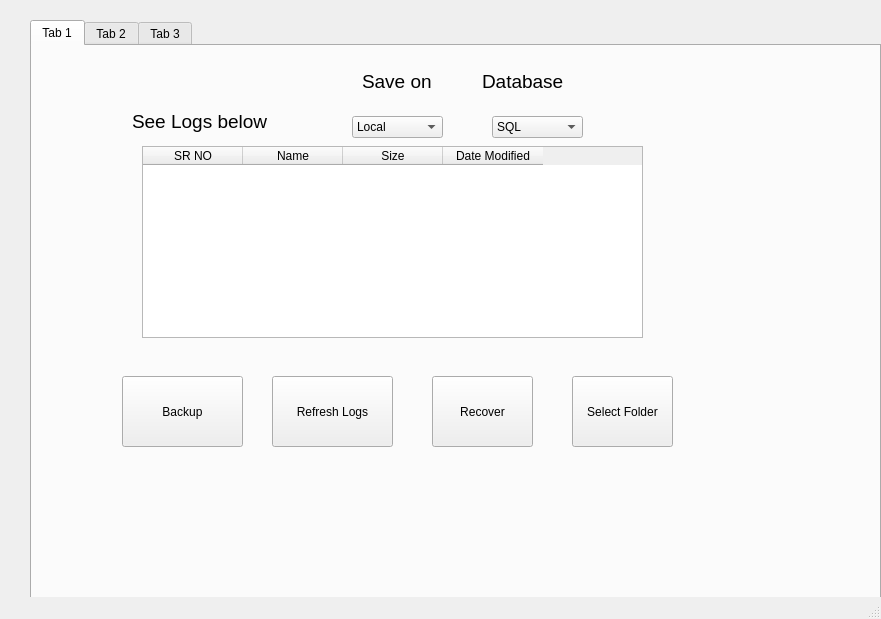
Above: BRC Python/main.ui from siddh34/BRC-System before the change. Below: the same form after it.
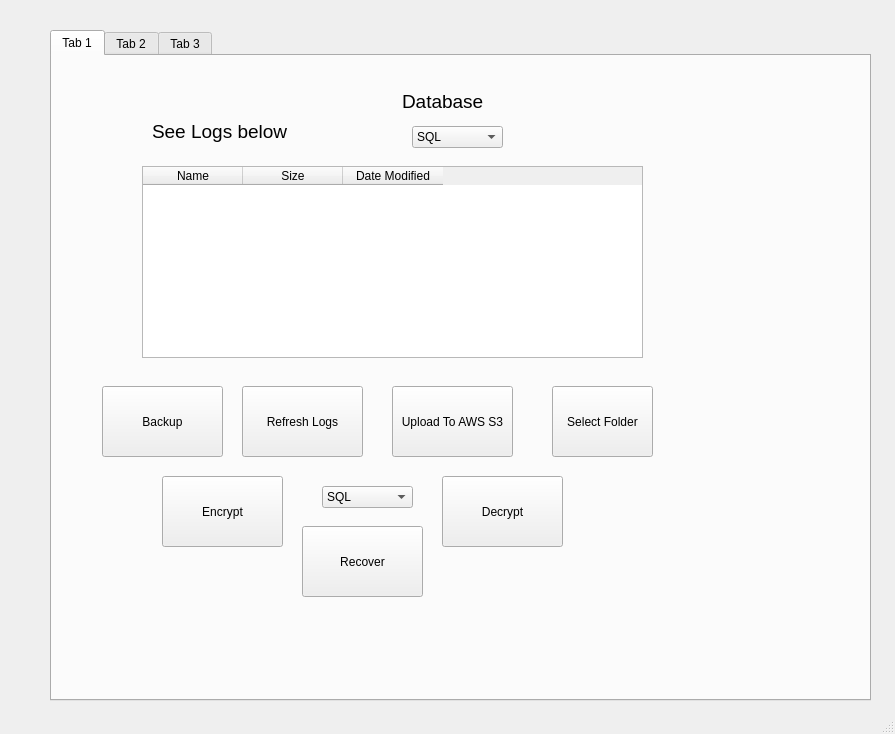
That is the form after the change.

Commit message: Added Upload to AWS function

What changed in the file:
```diff
--- a/BRC Python/main.ui
+++ b/BRC Python/main.ui
@@ -6,8 +6,8 @@
    <rect>
     <x>0</x>
     <y>0</y>
-    <width>881</width>
-    <height>619</height>
+    <width>895</width>
+    <height>734</height>
    </rect>
   </property>
   <property name="windowTitle">
@@ -17,10 +17,10 @@
    <widget class="QTabWidget" name="tabWidget_3">
     <property name="geometry">
      <rect>
-      <x>30</x>
-      <y>20</y>
-      <width>851</width>
-      <height>591</height>
+      <x>50</x>
+      <y>30</y>
+      <width>821</width>
+      <height>671</height>
      </rect>
     </property>
     <property name="currentIndex">
@@ -33,17 +33,12 @@
      <widget class="QTableWidget" name="Logs_4">
       <property name="geometry">
        <rect>
-        <x>110</x>
-        <y>100</y>
+        <x>90</x>
+        <y>110</y>
         <width>501</width>
         <height>192</height>
        </rect>
       </property>
-      <column>
-       <property name="text">
-        <string>SR NO</string>
-       </property>
-      </column>
       <column>
        <property name="text">
         <string>Name</string>
@@ -63,9 +58,9 @@
      <widget class="QPushButton" name="Recover_4">
       <property name="geometry">
        <rect>
-        <x>400</x>
-        <y>330</y>
-        <width>101</width>
+        <x>250</x>
+        <y>470</y>
+        <width>121</width>
         <height>71</height>
        </rect>
       </property>
@@ -76,7 +71,7 @@
      <widget class="QPushButton" name="Backup_4">
       <property name="geometry">
        <rect>
-        <x>90</x>
+        <x>50</x>
         <y>330</y>
         <width>121</width>
         <height>71</height>
@@ -92,8 +87,8 @@
      <widget class="QLabel" name="DatabaseLabel_4">
       <property name="geometry">
        <rect>
-        <x>450</x>
-        <y>20</y>
+        <x>350</x>
+        <y>30</y>
         <width>111</width>
         <height>31</height>
        </rect>
@@ -107,26 +102,6 @@
        <string>Database</string>
       </property>
      </widget>
-     <widget class="QComboBox" name="SaveOn_4">
-      <property name="geometry">
-       <rect>
-        <x>320</x>
-        <y>70</y>
-        <width>91</width>
-        <height>22</height>
-       </rect>
-      </property>
-      <item>
-       <property name="text">
-        <string>Local</string>
-       </property>
-      </item>
-      <item>
-       <property name="text">
-        <string>AWS</string>
-       </property>
-      </item>
-     </widget>
      <widget class="QLabel" name="LogsLabel_4">
       <property name="geometry">
        <rect>
@@ -145,28 +120,10 @@
        <string>See Logs below </string>
       </property>
      </widget>
-     <widget class="QLabel" name="SaveOnLabel_4">
-      <property name="geometry">
-       <rect>
-        <x>330</x>
-        <y>20</y>
-        <width>91</width>
-        <height>31</height>
-       </rect>
-      </property>
-      <property name="font">
-       <font>
-        <pointsize>14</pointsize>
-       </font>
-      </property>
-      <property name="text">
-       <string>Save on</string>
-      </property>
-     </widget>
      <widget class="QComboBox" name="Database_4">
       <property name="geometry">
        <rect>
-        <x>460</x>
+        <x>360</x>
         <y>70</y>
         <width>91</width>
         <height>22</height>
@@ -186,7 +143,7 @@
      <widget class="QPushButton" name="RefreshButton">
       <property name="geometry">
        <rect>
-        <x>240</x>
+        <x>190</x>
         <y>330</y>
         <width>121</width>
         <height>71</height>
@@ -202,7 +159,7 @@
      <widget class="QPushButton" name="SelectFolder">
       <property name="geometry">
        <rect>
-        <x>540</x>
+        <x>500</x>
         <y>330</y>
         <width>101</width>
         <height>71</height>
@@ -212,6 +169,68 @@
        <string>Select Folder</string>
       </property>
      </widget>
+     <widget class="QPushButton" name="AWS_S3">
+      <property name="geometry">
+       <rect>
+        <x>340</x>
+        <y>330</y>
+        <width>121</width>
+        <height>71</height>
+       </rect>
+      </property>
+      <property name="text">
+       <string>Upload To AWS S3</string>
+      </property>
+      <property name="flat">
+       <bool>false</bool>
+      </property>
+     </widget>
+     <widget class="QPushButton" name="Encrypt">
+      <property name="geometry">
+       <rect>
+        <x>110</x>
+        <y>420</y>
+        <width>121</width>
+        <height>71</height>
+       </rect>
+      </property>
+      <property name="text">
+       <string>Encrypt</string>
+      </property>
+     </widget>
+     <widget class="QPushButton" name="Decrypt">
+      <property name="geometry">
+       <rect>
+        <x>390</x>
+        <y>420</y>
+        <width>121</width>
+        <height>71</height>
+       </rect>
+      </property>
+      <property name="text">
+       <string>Decrypt</string>
+      </property>
+     </widget>
+     <widget class="QComboBox" name="EncryptionDropDown">
+      <property name="geometry">
+       <rect>
+        <x>270</x>
+        <y>430</y>
+        <width>91</width>
+        <height>22</height>
+       </rect>
+      </property>
+      <item>
+       <property name="text">
+        <string>SQL</string>
+       </property>
+      </item>
+      <item>
+       <property name="text">
+        <string>Mongo</string>
+       </property>
+      </item>
+     </widget>
     </widget>
     <widget class="QWidget" name="tab_11">
      <attribute name="title">
```
Left out of the diff: 17 changed lines with no effect on the pictures. The commit also changes 5 other files.
